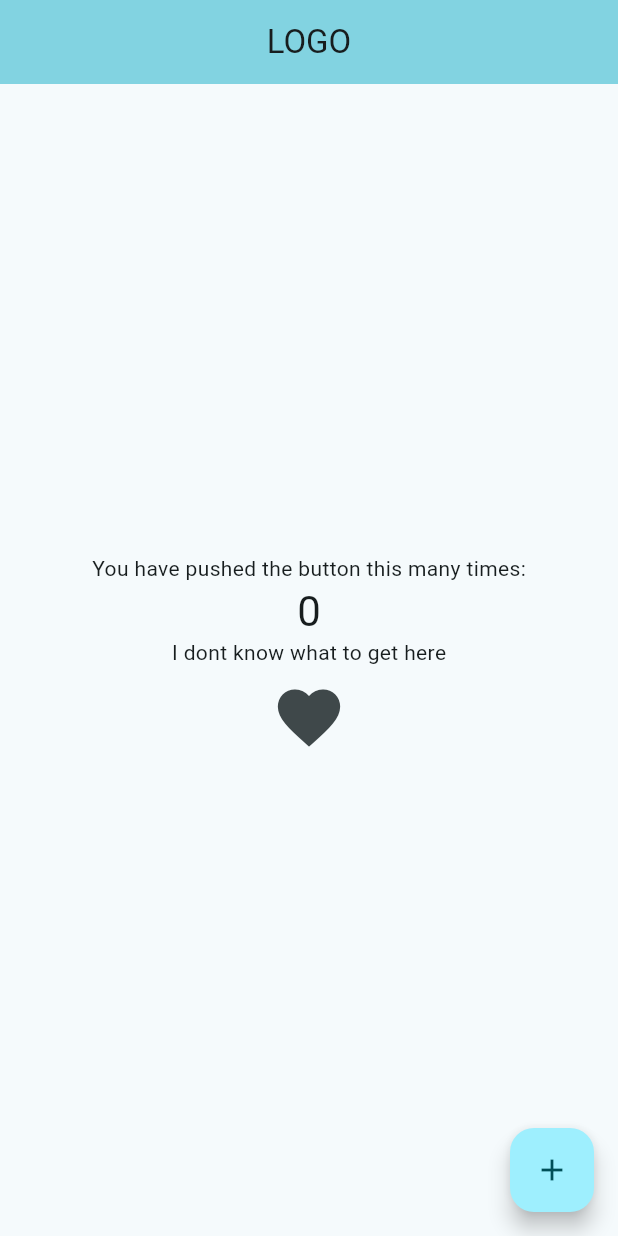
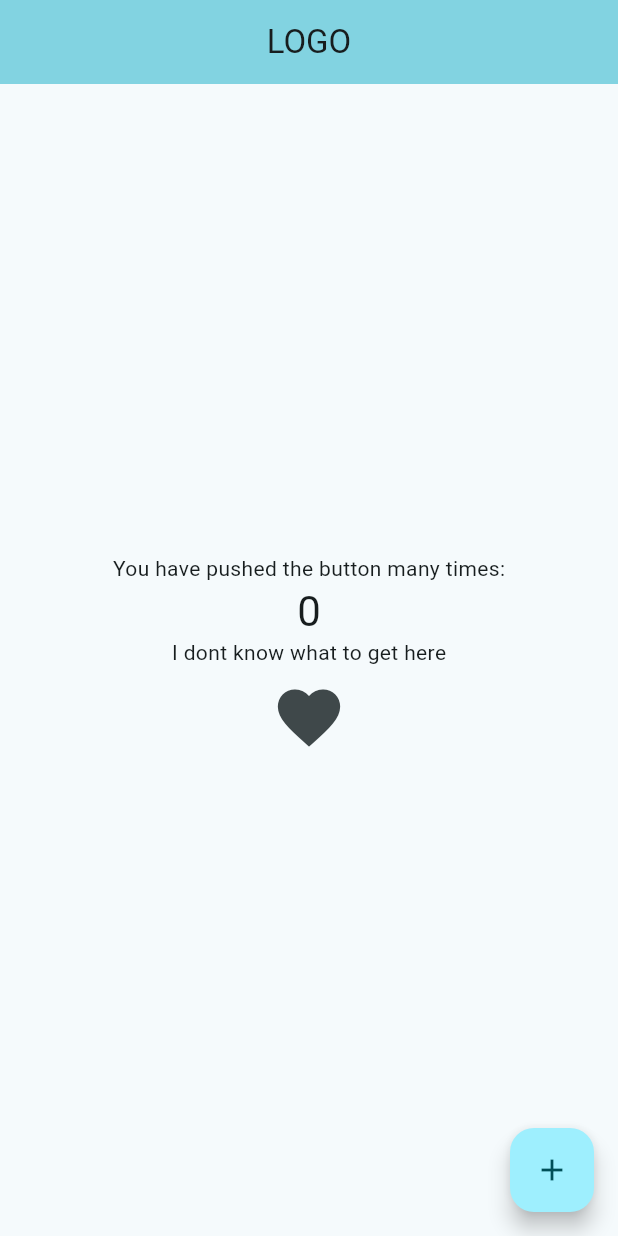
Before and after one commit to asseukihuh/flutter-app, a Flutter app: the screen it shows after launch, on a phone screen of 412 x 824 dp. Run offline on Flutter 3.47's test engine with Material 3 defaults, Android fonts, the phone set to English and light mode, and no system bars.

Commit message:
add code

```diff
--- a/lib/main.dart
+++ b/lib/main.dart
@@ -120,7 +120,7 @@ class _MyHomePageState extends State<MyHomePage> {
           mainAxisAlignment: MainAxisAlignment.center,
           children: <Widget>[
             const Text(
-              'You have pushed the button this many times:',
+              'You have pushed the button many times:',
             ),
             Text(
               '$_counter',
```
